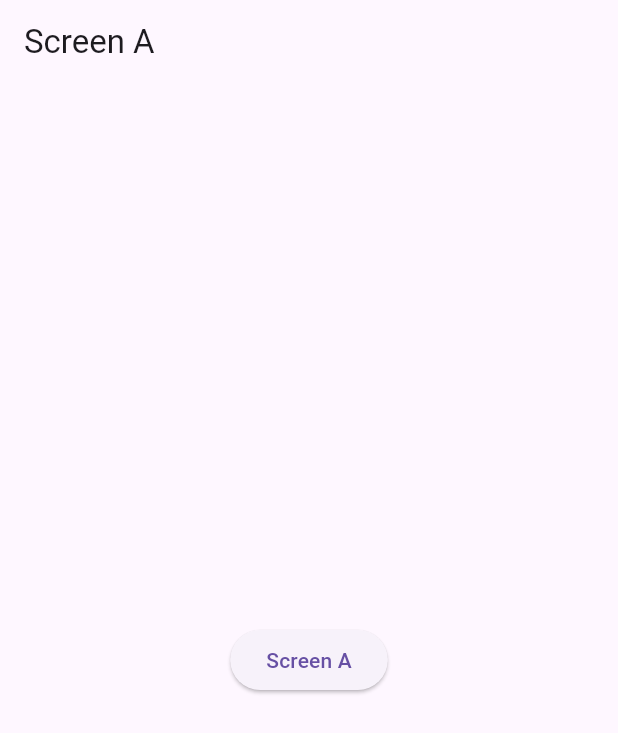
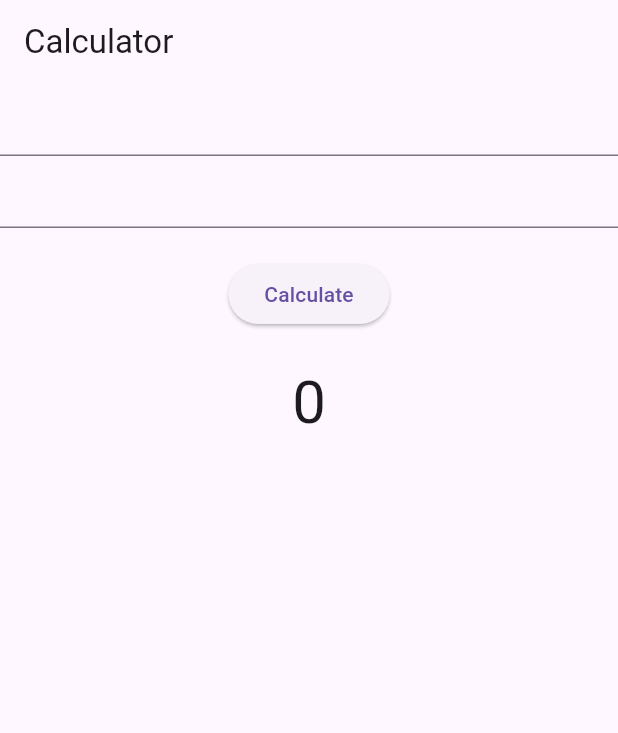
Before and after one commit to MuhammadAliKust/AmirProject, a Flutter app: the screen it shows after launch, on a phone screen of 412 x 824 dp. Shown: the top 733 px of the screen. Run offline on Flutter 3.47's test engine with Material 3 defaults, Android fonts, the phone set to English and light mode, and no system bars; our stand-ins replace image_picker, smooth_page_indicator, string_validator.

Commit message:
Calculator using Provider Done

```diff
--- /dev/null
+++ b/lib/calculator.dart
@@ -0,0 +1,41 @@
+import 'package:flutter/material.dart';
+import 'package:ibad_project/provider/sum.dart';
+import 'package:provider/provider.dart';
+
+class CalculatorView extends StatefulWidget {
+  CalculatorView({super.key});
+
+  @override
+  State<CalculatorView> createState() => _CalculatorViewState();
+}
+
+class _CalculatorViewState extends State<CalculatorView> {
+  TextEditingController firstController = TextEditingController();
+  TextEditingController secondController = TextEditingController();
+
+  @override
+  Widget build(BuildContext context) {
+    var sumProvider = Provider.of<SumProvider>(context);
+    return Scaffold(
+      appBar: AppBar(title: Text("Calculator")),
+      body: Column(
+        children: [
+          TextField(controller: firstController),
+          TextField(controller: secondController),
+          SizedBox(height: 20),
+          ElevatedButton(
+            onPressed: () {
+              sumProvider.setSum(
+                int.parse(firstController.text),
+                int.parse(secondController.text),
+              );
+            },
+            child: Text("Calculate"),
+          ),
+          SizedBox(height: 20),
+          Text(sumProvider.getSum().toString(), style: TextStyle(fontSize: 40)),
+        ],
+      ),
+    );
+  }
+}
--- a/lib/main.dart
+++ b/lib/main.dart
@@ -3,12 +3,14 @@ import 'package:ibad_project/asset_image.dart';
 import 'package:ibad_project/grid_view.dart';
 import 'package:ibad_project/multi_list_view.dart';
 import 'package:ibad_project/networ_image.dart';
+import 'package:ibad_project/provider/sum.dart';
 import 'package:ibad_project/provider/user.dart';
 import 'package:ibad_project/screen_a.dart';
 import 'package:ibad_project/tabbar.dart';
 import 'package:provider/provider.dart';
 
 import 'bottom_bar.dart';
+import 'calculator.dart';
 import 'file_image.dart';
 import 'list_view.dart';
 import 'login.dart';
@@ -18,7 +20,10 @@ import 'onboarding.dart';
 void main() {
   runApp(
     MultiProvider(
-      providers: [ChangeNotifierProvider(create: (context) => UserProvider())],
+      providers: [
+        ChangeNotifierProvider(create: (context) => UserProvider()),
+        ChangeNotifierProvider(create: (context) => SumProvider()),
+      ],
       child: MyApp(),
     ),
   );
@@ -29,6 +34,6 @@ class MyApp extends StatelessWidget {
 
   @override
   Widget build(BuildContext context) {
-    return MaterialApp(home: ScreenAView());
+    return MaterialApp(home: CalculatorView());
   }
 }
--- /dev/null
+++ b/lib/provider/sum.dart
@@ -0,0 +1,12 @@
+import 'package:flutter/cupertino.dart';
+
+class SumProvider extends ChangeNotifier {
+  int _sum = 0;
+
+  void setSum(int a, int b) {
+    _sum = a + b;
+    notifyListeners();
+  }
+
+  int getSum() => _sum;
+}
```
